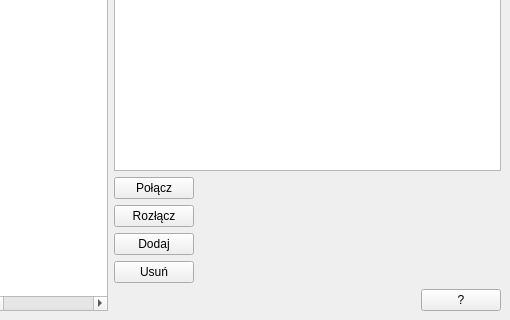
Above: LinuxClient/userinterface.ui from AdamStudies-PWR/ProjektZespolowyPWR before the change; both pictures show x 289 to 799 and y 280 to 600 of the 799 by 600 pixel window. Below: the same form after it.
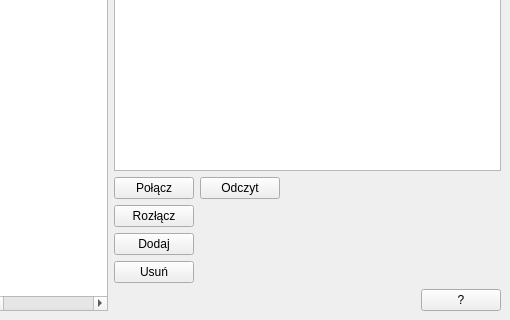
That is the form after the change.

Diff of the .ui file:
```diff
--- a/LinuxClient/userinterface.ui
+++ b/LinuxClient/userinterface.ui
@@ -82,6 +82,26 @@
           </item>
          </layout>
         </item>
+        <item>
+         <layout class="QVBoxLayout" name="verticalLayout_7" stretch="0,0">
+          <property name="leftMargin">
+           <number>0</number>
+          </property>
+          <property name="rightMargin">
+           <number>0</number>
+          </property>
+          <item alignment="Qt::AlignTop">
+           <widget class="QPushButton" name="pushButton_3">
+            <property name="text">
+             <string>Odczyt</string>
+            </property>
+           </widget>
+          </item>
+          <item>
+           <layout class="QVBoxLayout" name="verticalLayout_8"/>
+          </item>
+         </layout>
+        </item>
         <item>
          <spacer name="horizontalSpacer_2">
           <property name="orientation">
```
Left out of the diff: 2 changed lines with no effect on the pictures.
